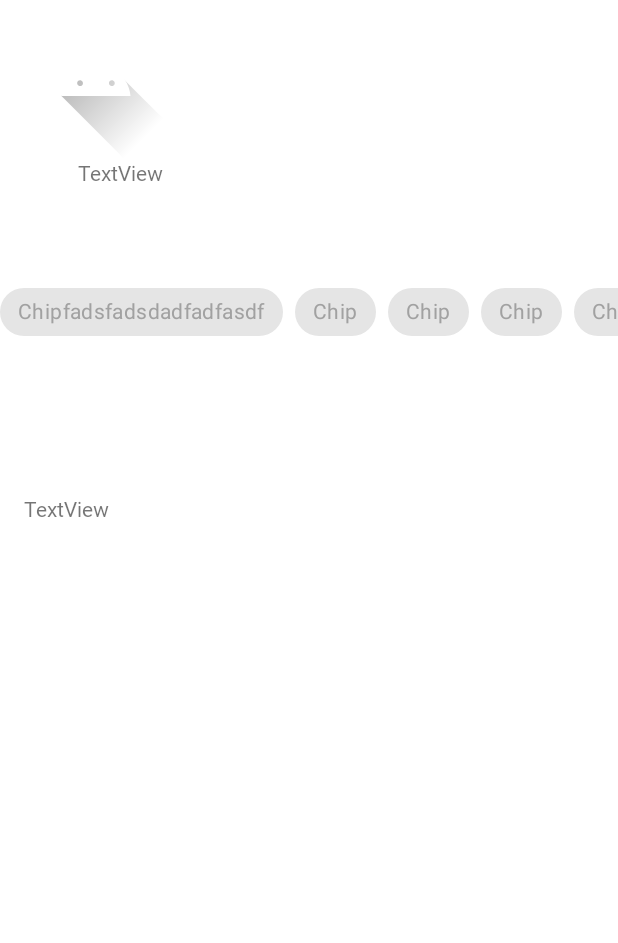
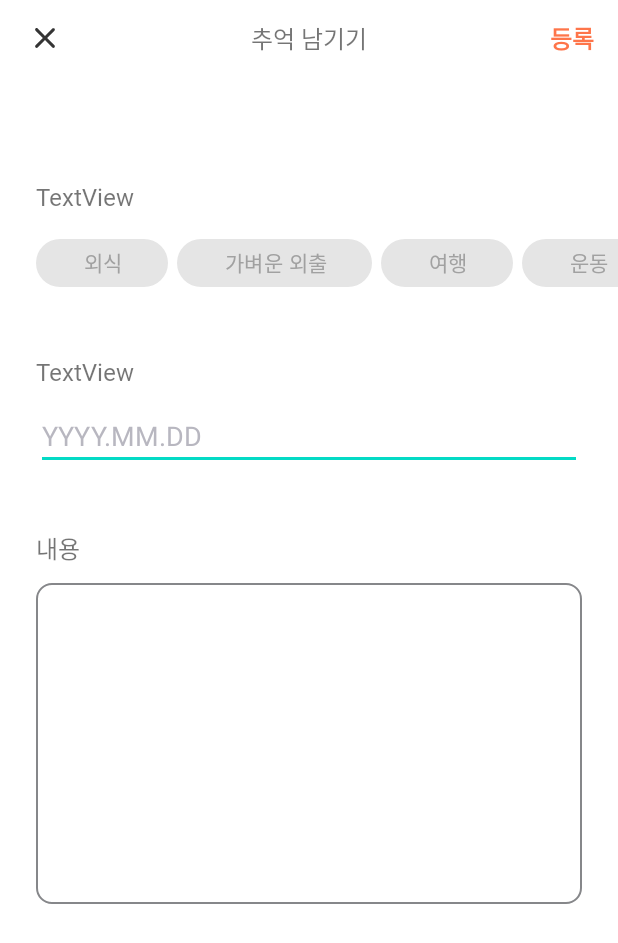
Before and after one commit to SOPCKATHON/Familing_Android, an Android app: the screen it shows after launch (PostWriteActivity), after a tap on "fab_post", on a phone screen of 412 x 824 dp. Shown: the top 943 px of the screen. Run offline under Robolectric (Android 15) with nearby library versions, the phone set to English and light mode, and no system bars.

Commit message:
[UI] design PostWriteActivity

```diff
--- a/app/src/main/java/com/sopt/familing/activity/PostWriteActivity.kt
+++ b/app/src/main/java/com/sopt/familing/activity/PostWriteActivity.kt
@@ -3,10 +3,66 @@ package com.sopt.familing.activity
 import androidx.appcompat.app.AppCompatActivity
 import android.os.Bundle
 import com.sopt.familing.R
+import com.sopt.familing.databinding.ActivityPostWriteBinding
 
 class PostWriteActivity : AppCompatActivity() {
+    private var isChipSelected : Int = -1
+    private lateinit var binding : ActivityPostWriteBinding
+
     override fun onCreate(savedInstanceState: Bundle?) {
         super.onCreate(savedInstanceState)
-        setContentView(R.layout.activity_post_write)
+
+        binding = ActivityPostWriteBinding.inflate(layoutInflater)
+        setContentView(binding.root)
+    }
+
+
+
+    private fun initChipSListener(){
+        // 외식
+        binding.chip0.setOnClickListener {
+            binding.chipGroup.clearCheck()
+            binding.chip0.isChecked = true
+            isChipSelected = 0
+
+        }
+
+        binding.chip1.setOnClickListener {
+            binding.chipGroup.clearCheck()
+            binding.chip1.isChecked = true
+            isChipSelected = 1
+        }
+
+        binding.chip2.setOnClickListener {
+            binding.chipGroup.clearCheck()
+            binding.chip2.isChecked = true
+            isChipSelected = 2
+        }
+
+        binding.chip3.setOnClickListener {
+            binding.chipGroup.clearCheck()
+            binding.chip3.isChecked = true
+            isChipSelected = 3
+        }
+
+        binding.chip4.setOnClickListener {
+            binding.chipGroup.clearCheck()
+            binding.chip3.isChecked = true
+            isChipSelected = 3
+        }
+    }
+
+    // 등록 버튼을 누르면 chip group 중 몇번 chip이 선택되었는지에 따라 서버에 정보 전달할 때 카테고리 정수값 전달
+    /*
+    View.OnClickListener {
+            binding.cgChip.clearCheck()
+            chip.isChecked = true
+        }
+     */
+
+
+
+    companion object{
+        const val FIRST_CATEGORY = 0
     }
 }
--- a/app/src/main/java/com/sopt/familing/fragment/PostReadFragment.kt
+++ b/app/src/main/java/com/sopt/familing/fragment/PostReadFragment.kt
@@ -28,7 +28,4 @@ class PostReadFragment : Fragment() {
     }
 
 
-
-    private fun initChipSListener(){
-    }
 }
--- /dev/null
+++ b/app/src/main/res/drawable/background_edit_text.xml
@@ -0,0 +1,6 @@
+<?xml version="1.0" encoding="utf-8"?>
+<shape xmlns:android="http://schemas.android.com/apk/res/android">
+    <corners android:radius="10dp"/>
+    <solid android:color="@color/white"/>
+    <stroke android:width="1dp" android:color="@color/gray_03"/>
+</shape>
--- /dev/null
+++ b/app/src/main/res/drawable/ic_x.xml
@@ -0,0 +1,9 @@
+<vector xmlns:android="http://schemas.android.com/apk/res/android"
+    android:width="40dp"
+    android:height="40dp"
+    android:viewportWidth="40"
+    android:viewportHeight="40">
+  <path
+      android:pathData="M26.3,13.71C25.91,13.32 25.28,13.32 24.89,13.71L20,18.59L15.11,13.7C14.72,13.31 14.09,13.31 13.7,13.7C13.31,14.09 13.31,14.72 13.7,15.11L18.59,20L13.7,24.89C13.31,25.28 13.31,25.91 13.7,26.3C14.09,26.69 14.72,26.69 15.11,26.3L20,21.41L24.89,26.3C25.28,26.69 25.91,26.69 26.3,26.3C26.69,25.91 26.69,25.28 26.3,24.89L21.41,20L26.3,15.11C26.68,14.73 26.68,14.09 26.3,13.71Z"
+      android:fillColor="#343434"/>
+</vector>
--- a/app/src/main/res/drawable/selector_chip.xml
+++ b/app/src/main/res/drawable/selector_chip.xml
@@ -1,5 +1,5 @@
 <?xml version="1.0" encoding="utf-8"?>
 <selector xmlns:android="http://schemas.android.com/apk/res/android">
-    <item android:drawable="@drawable/chip_fill" android:state_selected="true"/>
-    <item android:drawable="@drawable/chip_border" android:state_selected="false"/>
+    <item android:drawable="@drawable/chip_fill" android:state_checked="true"/>
+    <item android:drawable="@drawable/chip_border" android:state_checked="false"/>
 </selector>
--- a/app/src/main/res/layout/activity_post_write.xml
+++ b/app/src/main/res/layout/activity_post_write.xml
@@ -12,111 +12,173 @@
         android:layout_width="wrap_content"
         android:layout_height="wrap_content"
         android:layout_marginStart="10dp"
+        android:layout_marginTop="5dp"
         app:layout_constraintStart_toStartOf="parent"
         app:layout_constraintTop_toTopOf="parent"
-        app:srcCompat="@drawable/ic_launcher_foreground" />
+        app:srcCompat="@drawable/ic_x"
+        tools:layout_height="40dp"
+        tools:layout_width="40dp" />
 
     <TextView
         android:id="@+id/tv_write"
         android:layout_width="wrap_content"
         android:layout_height="wrap_content"
-        android:layout_marginTop="36dp"
+        android:text="추억 남기기"
+        android:textSize="16sp"
+        app:layout_constraintBottom_toBottomOf="@+id/iv_cancel"
         app:layout_constraintEnd_toEndOf="parent"
         app:layout_constraintStart_toStartOf="parent"
-        app:layout_constraintTop_toTopOf="parent"
-        android:textSize="16sp"
-        tools:text="글쓰기" />
+        app:layout_constraintTop_toTopOf="@+id/iv_cancel" />
 
     <TextView
         android:id="@+id/tv_register"
         android:layout_width="wrap_content"
         android:layout_height="wrap_content"
-        android:layout_marginTop="36dp"
+        android:layout_marginEnd="16dp"
+        android:text="등록"
         android:textSize="16sp"
+        android:textColor="@color/red_sub"
+        android:textStyle="bold"
+        app:layout_constraintBottom_toBottomOf="@+id/iv_cancel"
         app:layout_constraintEnd_toEndOf="parent"
-        app:layout_constraintTop_toTopOf="parent"
-        tools:text="등록" />
+        app:layout_constraintTop_toTopOf="@+id/iv_cancel" />
 
     <TextView
         android:id="@+id/tv_category"
         android:layout_width="wrap_content"
         android:layout_height="wrap_content"
-        android:layout_marginStart="52dp"
+        android:layout_marginStart="24dp"
+        android:layout_marginTop="77dp"
         android:text="TextView"
+        android:textSize="16sp"
         app:layout_constraintStart_toStartOf="parent"
         app:layout_constraintTop_toBottomOf="@+id/iv_cancel"
         tools:text="카테고리" />
+
 
     <HorizontalScrollView
         android:id="@+id/hsv_category"
         android:layout_width="wrap_content"
         android:layout_height="wrap_content"
-        android:layout_marginTop="184dp"
+        android:layout_marginTop="10dp"
         android:overScrollMode="never"
         android:scrollbars="none"
-        app:layout_constraintEnd_toEndOf="parent"
-        app:layout_constraintHorizontal_bias="1.0"
-        app:layout_constraintStart_toStartOf="parent"
-        app:layout_constraintTop_toTopOf="parent">
+        app:layout_constraintStart_toStartOf="@+id/tv_category"
+        app:layout_constraintTop_toBottomOf="@+id/tv_category">
 
         <com.google.android.material.chip.ChipGroup
-            android:id="@+id/chipgroup"
+            android:id="@+id/chip_group"
             android:layout_width="wrap_content"
             android:layout_height="wrap_content"
+            app:chipSpacingHorizontal="6dp"
             app:singleLine="true"
             app:singleSelection="true">
+
+            <com.google.android.material.chip.Chip
+                android:id="@+id/chip_0"
+                android:layout_width="wrap_content"
+                android:layout_height="wrap_content"
+                android:background="@drawable/selector_chip"
+                app:chipStartPadding="24dp"
+                app:chipEndPadding="24dp"
+                android:textSize="14sp"
+                android:text="외식"
+                android:textColor="@color/selector_chip" />
 
             <com.google.android.material.chip.Chip
                 android:id="@+id/chip_1"
                 android:layout_width="wrap_content"
                 android:layout_height="wrap_content"
                 android:background="@drawable/selector_chip"
-                android:textColor="@color/selector_chip"
-                android:text="Chipfadsfadsdadfadfasdf" />
-
+                app:chipStartPadding="24dp"
+                app:chipEndPadding="24dp"
+                android:textSize="14sp"
+                android:text="가벼운 외출"
+                android:textColor="@color/selector_chip" />
 
             <com.google.android.material.chip.Chip
+                android:id="@+id/chip_2"
                 android:layout_width="wrap_content"
                 android:layout_height="wrap_content"
                 android:background="@drawable/selector_chip"
-                android:textColor="@color/selector_chip"
-                android:text="Chip" />
-
+                app:chipStartPadding="24dp"
+                app:chipEndPadding="24dp"
+                android:textSize="14sp"
+                android:text="여행"
+                android:textColor="@color/selector_chip" />
 
             <com.google.android.material.chip.Chip
+                android:id="@+id/chip_3"
                 android:layout_width="wrap_content"
                 android:layout_height="wrap_content"
                 android:background="@drawable/selector_chip"
-                android:textColor="@color/selector_chip"
-                android:text="Chip" />
+                app:chipStartPadding="24dp"
+                app:chipEndPadding="24dp"
+                android:textSize="14sp"
+                android:text="운동"
+                android:textColor="@color/selector_chip" />
 
             <com.google.android.material.chip.Chip
+                android:id="@+id/chip_4"
                 android:layout_width="wrap_content"
                 android:layout_height="wrap_content"
                 android:background="@drawable/selector_chip"
-                android:textColor="@color/selector_chip"
-                android:text="Chip" />
-
-            <com.google.android.material.chip.Chip
-                android:layout_width="wrap_content"
-                android:layout_height="wrap_content"
-                android:background="@drawable/selector_chip"
-                android:textColor="@color/selector_chip"
-                android:text="Chip" />
+                app:chipStartPadding="24dp"
+                app:chipEndPadding="24dp"
+                android:textSize="14sp"
+                android:text="기타"
+                android:textColor="@color/selector_chip" />
 
         </com.google.android.material.chip.ChipGroup>
     </HorizontalScrollView>
-
 
     <TextView
         android:id="@+id/tv_date"
         android:layout_width="wrap_content"
         android:layout_height="wrap_content"
-        android:layout_marginStart="16dp"
-        android:layout_marginTop="100dp"
+        android:layout_marginTop="40dp"
         android:text="TextView"
-        app:layout_constraintStart_toStartOf="parent"
+        android:textSize="16sp"
+        app:layout_constraintStart_toStartOf="@+id/hsv_category"
         app:layout_constraintTop_toBottomOf="@+id/hsv_category"
         tools:text="날짜" />
 
+    <!-- EditText 커스텀
+    밑줄 컬러 변경 -->
+    <EditText
+        android:id="@+id/et_date"
+        android:layout_width="0dp"
+        android:layout_height="wrap_content"
+        android:layout_marginTop="10dp"
+        android:layout_marginEnd="24dp"
+        android:textColorHint="@color/gray_02"
+        android:hint="YYYY.MM.DD"
+        app:layout_constraintEnd_toEndOf="parent"
+        app:layout_constraintStart_toStartOf="@+id/tv_date"
+        app:layout_constraintTop_toBottomOf="@+id/tv_date" />
+
+    <TextView
+        android:id="@+id/tv_content"
+        android:layout_width="wrap_content"
+        android:layout_height="wrap_content"
+        android:layout_marginTop="40dp"
+        android:text="내용"
+        android:textSize="16sp"
+        app:layout_constraintStart_toStartOf="@+id/et_date"
+        app:layout_constraintTop_toBottomOf="@+id/et_date" />
+
+    <EditText
+        android:id="@+id/et_content"
+        android:layout_width="0dp"
+        android:layout_height="wrap_content"
+        android:layout_marginTop="11dp"
+        android:layout_marginEnd="24dp"
+        android:background="@drawable/background_edit_text"
+        android:minHeight="214dp"
+        android:hint=" "
+        app:layout_constraintEnd_toEndOf="parent"
+        app:layout_constraintStart_toStartOf="@+id/tv_date"
+        app:layout_constraintTop_toBottomOf="@+id/tv_content" />
+
+
 </androidx.constraintlayout.widget.ConstraintLayout>
--- a/app/src/main/res/layout/layout_chip.xml
+++ /dev/null
@@ -1,21 +0,0 @@
-<?xml version="1.0" encoding="utf-8"?>
-<com.google.android.material.chip.Chip xmlns:android="http://schemas.android.com/apk/res/android"
-    xmlns:app="http://schemas.android.com/apk/res-auto"
-    xmlns:tools="http://schemas.android.com/tools"
-    android:id="@+id/chip_choice"
-    style="@style/ChoiceChip"
-    android:layout_width="wrap_content"
-    android:layout_height="wrap_content"
-    android:checked="false"
-    android:minHeight="24dp"
-    android:textAppearance="@style/ChipTextStyle"
-    android:textColor="@color/selector_chip_text"
-    app:chipBackgroundColor="@color/selector_chip_choice"
-    app:chipCornerRadius="30dp"
-    app:chipEndPadding="12dp"
-    app:chipMinTouchTargetSize="0dp"
-    app:chipStartPadding="12dp"
-    app:chipStrokeColor="@color/selector_chip_border"
-    app:chipStrokeWidth="1dp"
-    app:rippleColor="@color/light_blue"
-    tools:text="@string/benefit" />
```
